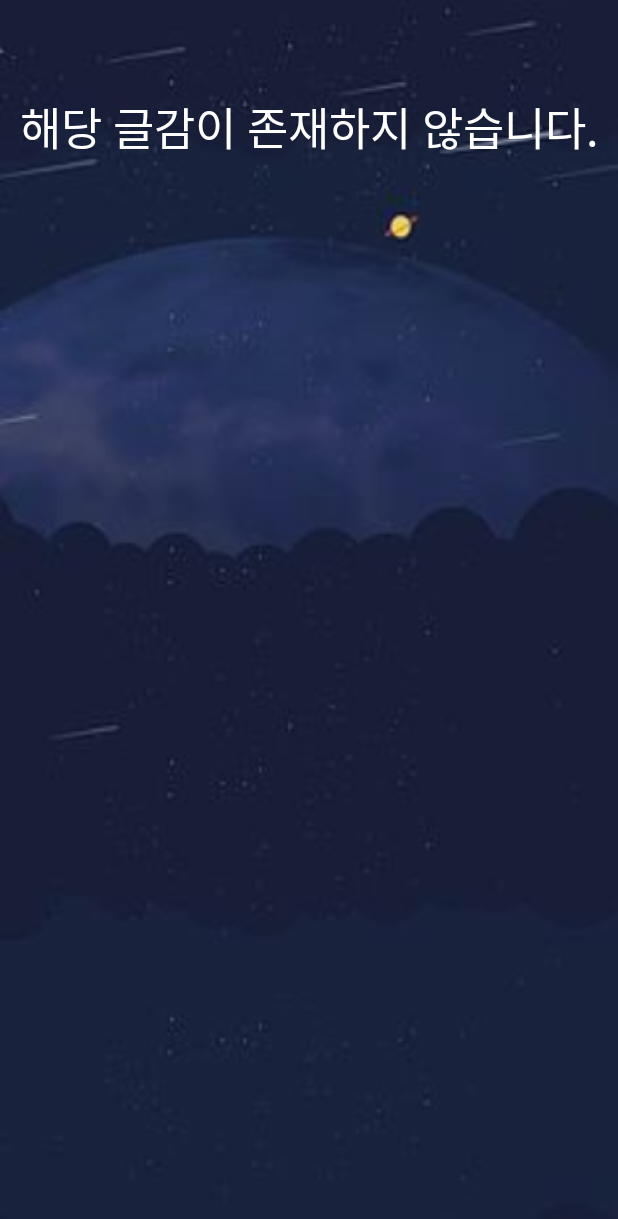
After one commit to Huiri/App_Jeogeum, an Android app: the SearchText screen opened directly, with no data from a screen before it, on a phone screen of 412 x 824 dp. The commit adds this screen. Shown: the top 1219 px of the screen. Run offline under Robolectric (Android 15) with nearby library versions, the phone set to English and light mode, and no system bars; our stand-ins replace Firebase (no records; nobody signed in at launch, a user with empty details on screens opened directly).

Commit message:
기존 릴리즈 브랜치에 검색버튼 추가 및 기능 추가(클릭이벤트 추가 필요 잠깐 자고 일어나서 진행)

```diff
--- a/app/src/main/AndroidManifest.xml
+++ b/app/src/main/AndroidManifest.xml
@@ -13,6 +13,7 @@
         <activity android:name=".Main_WriteContent"  android:windowSoftInputMode="adjustPan"/>
         <activity android:name=".SignupActivity" />
         <activity android:name=".MyWritingActivity" />
+        <activity android:name=".SearchText"/>
         <activity
             android:name=".ui.login.LoginActivity"
             android:label="@string/title_activity_login">
--- /dev/null
+++ b/app/src/main/java/com/example/jeogeum/SearchText.java
@@ -0,0 +1,78 @@
+package com.example.jeogeum;
+
+import android.annotation.SuppressLint;
+import android.content.Intent;
+import android.os.Bundle;
+import android.util.Log;
+import android.widget.TextView;
+
+import androidx.annotation.NonNull;
+import androidx.appcompat.app.AppCompatActivity;
+import androidx.recyclerview.widget.LinearLayoutManager;
+import androidx.recyclerview.widget.RecyclerView;
+
+import com.google.firebase.firestore.FirebaseFirestore;
+import com.google.firebase.firestore.QueryDocumentSnapshot;
+import com.google.firebase.firestore.QuerySnapshot;
+import com.google.android.gms.tasks.OnCompleteListener;
+import com.google.android.gms.tasks.Task;
+
+import java.util.ArrayList;
+
+public class SearchText extends AppCompatActivity {
+
+    private static final String TAG = "SearchText";
+    FirebaseFirestore db = FirebaseFirestore.getInstance();
+    private RecyclerView recyclerView;
+    public RecyclerView.LayoutManager layoutManager;
+    private RecyclerView.Adapter Adapter;
+
+    ArrayList<String> searchText = new ArrayList<>();
+
+
+    @SuppressLint("SetTextI18n")
+    @Override
+    protected void onCreate(Bundle savedInstanceState) {
+        super.onCreate(savedInstanceState);
+        setContentView(R.layout.activity_search_text);
+
+        Intent intent = getIntent();
+        String instring = intent.getStringExtra("searchdata");
+
+        TextView searchcontent = findViewById(R.id.searchcontent);
+
+        recyclerView = findViewById(R.id.search_list);
+
+        recyclerView.setHasFixedSize(true);
+
+        layoutManager = new LinearLayoutManager(this);
+        recyclerView.setLayoutManager(layoutManager);
+
+        db.collection("post").whereEqualTo("word", instring).get()
+                .addOnCompleteListener(new OnCompleteListener<QuerySnapshot>() {
+                    @Override
+                    public void onComplete(@NonNull Task<QuerySnapshot> task) {
+
+                        if (task.isSuccessful()) {
+                            for (QueryDocumentSnapshot document : task.getResult()) {
+                                searchText.add(document.get("text").toString());
+                            }
+
+                            if(searchText.size()==0){
+                                searchcontent.setText("해당 글감이 존재하지 않습니다.");
+                            }
+                            else {
+                                searchcontent.setText("검색 결과 : " + instring);
+                            }
+                            Adapter = new searchtextadaper(searchText, instring);
+                            Adapter.notifyDataSetChanged();
+                            recyclerView.setAdapter(Adapter);
+                        } else {
+                            Log.d(TAG, "Error getting documents: ", task.getException());
+                        }
+
+                    }
+                });
+    }
+
+}
--- a/app/src/main/java/com/example/jeogeum/myWritingAdapter.java
+++ b/app/src/main/java/com/example/jeogeum/myWritingAdapter.java
@@ -6,6 +6,8 @@ import android.view.ViewGroup;
 import android.widget.TextView;
 
 import androidx.recyclerview.widget.RecyclerView;
+
+import java.util.ArrayList;
 
 public class myWritingAdapter extends RecyclerView.Adapter<myWritingAdapter.MyViewHolder> {
     private String[][] mDataset;
@@ -17,6 +19,8 @@ public class myWritingAdapter extends RecyclerView.Adapter<myWritingAdapter.MyVi
     public myWritingAdapter(String[][] myDataset) {
         mDataset = myDataset;
     }
+
+
 
     public static class MyViewHolder extends RecyclerView.ViewHolder {
         public TextView textView_title;
--- /dev/null
+++ b/app/src/main/java/com/example/jeogeum/searchtextadaper.java
@@ -0,0 +1,59 @@
+package com.example.jeogeum;
+
+
+
+import android.view.LayoutInflater;
+import android.view.View;
+import android.view.ViewGroup;
+import android.widget.TextView;
+import androidx.annotation.NonNull;
+import androidx.recyclerview.widget.RecyclerView;
+import java.util.ArrayList;
+
+public class searchtextadaper extends RecyclerView.Adapter<searchtextadaper.ViewHolder> {
+
+    ArrayList<String> searchText;
+    String instring;
+
+    searchtextadaper(ArrayList<String> searchText, String instring) {
+        this.searchText = searchText;
+        this.instring = instring;
+    }
+
+
+    public class ViewHolder extends RecyclerView.ViewHolder{
+        public TextView textView;
+        public TextView textView2;
+
+        public ViewHolder(View view){
+            super(view);
+            this.textView = view.findViewById(R.id.title1);
+            this.textView2 = view.findViewById(R.id.sub1);
+        }
+
+    }
+
+    @NonNull
+    @Override
+    public searchtextadaper.ViewHolder onCreateViewHolder(@NonNull ViewGroup parent, int viewType) {
+        View view = LayoutInflater.from(parent.getContext())
+                .inflate(R.layout.search_view_list, parent, false);
+
+        searchtextadaper.ViewHolder vh = new ViewHolder(view);
+        return vh;
+    }
+
+    @Override
+    public void onBindViewHolder(@NonNull searchtextadaper.ViewHolder holder, int position) {
+        holder.textView.setText(instring);
+        holder.textView2.setText(searchText.get(position));
+    }
+
+    @Override
+    public int getItemCount() {
+        System.out.println(searchText.size());
+        return searchText.size();
+    }
+
+
+}
--- /dev/null
+++ b/app/src/main/res/layout/activity_search_text.xml
@@ -0,0 +1,39 @@
+<?xml version="1.0" encoding="utf-8"?>
+<androidx.constraintlayout.widget.ConstraintLayout xmlns:android="http://schemas.android.com/apk/res/android"
+    xmlns:app="http://schemas.android.com/apk/res-auto"
+    xmlns:tools="http://schemas.android.com/tools"
+    android:layout_width="match_parent"
+    android:layout_height="match_parent"
+    tools:context=".SearchText"
+    android:background="@drawable/background_img">
+
+    <TextView
+        android:id="@+id/searchcontent"
+        android:layout_width="wrap_content"
+        android:layout_height="wrap_content"
+        android:text="로딩중"
+        android:textColor="#FFFFFF"
+        app:layout_constraintBottom_toBottomOf="parent"
+        app:layout_constraintLeft_toLeftOf="parent"
+        app:layout_constraintRight_toRightOf="parent"
+        app:layout_constraintTop_toTopOf="parent"
+        app:layout_constraintVertical_bias="0.08"
+        android:textSize="30sp"/>
+
+    <androidx.recyclerview.widget.RecyclerView
+        android:id="@+id/search_list"
+        android:layout_width="337dp"
+        android:layout_height="411dp"
+        android:layout_marginLeft="8dp"
+        android:layout_marginRight="8dp"
+        android:layout_marginTop="40dp"
+        android:layout_marginBottom="8dp"
+        app:layout_constraintHorizontal_bias="0.506"
+        app:layout_constraintLeft_toLeftOf="parent"
+        app:layout_constraintRight_toRightOf="parent"
+        app:layout_constraintTop_toBottomOf="@+id/search_list"
+        app:layout_constraintBottom_toBottomOf="parent"
+        tools:ignore="NotSibling"
+        app:layoutManager="androidx.recyclerview.widget.LinearLayoutManager"/>
+
+</androidx.constraintlayout.widget.ConstraintLayout>
```
Also changed, not shown: app/src/main/java/com/example/jeogeum/Main_WriteContent.java (+27 -0 lines), app/src/main/res/layout/search_view_list.xml (added, +40 -0 lines).
